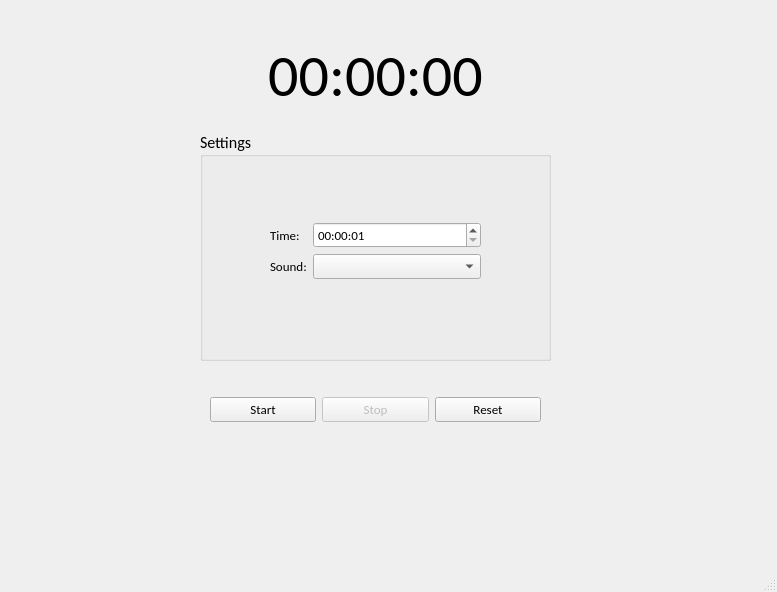
Above: task2/Timer/mainwindow.ui from tinrael/tasks before the change. Below: the same form after it.
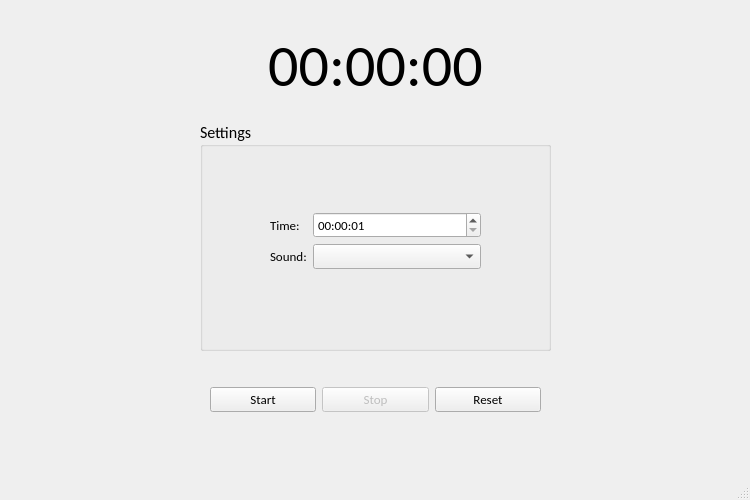
That is the form after the change.

Commit message: Changed and set the minimum window size

```diff
--- a/task2/Timer/mainwindow.ui
+++ b/task2/Timer/mainwindow.ui
@@ -9,10 +9,22 @@
    <rect>
     <x>0</x>
     <y>0</y>
-    <width>777</width>
-    <height>592</height>
+    <width>750</width>
+    <height>500</height>
    </rect>
   </property>
+  <property name="minimumSize">
+   <size>
+    <width>750</width>
+    <height>500</height>
+   </size>
+  </property>
+  <property name="font">
+   <font>
+    <family>Calibri</family>
+    <pointsize>10</pointsize>
+   </font>
+  </property>
   <property name="windowTitle">
    <string>Timer</string>
   </property>
@@ -21,7 +33,7 @@
     <property name="geometry">
      <rect>
       <x>220</x>
-      <y>20</y>
+      <y>10</y>
       <width>311</width>
       <height>111</height>
      </rect>
@@ -43,7 +55,7 @@
     <property name="geometry">
      <rect>
       <x>210</x>
-      <y>370</y>
+      <y>360</y>
       <width>331</width>
       <height>80</height>
      </rect>
@@ -100,7 +112,7 @@
     <property name="geometry">
      <rect>
       <x>200</x>
-      <y>130</y>
+      <y>120</y>
       <width>351</width>
       <height>231</height>
      </rect>
```
Left out of the diff: 4 changed lines with no effect on the pictures.
